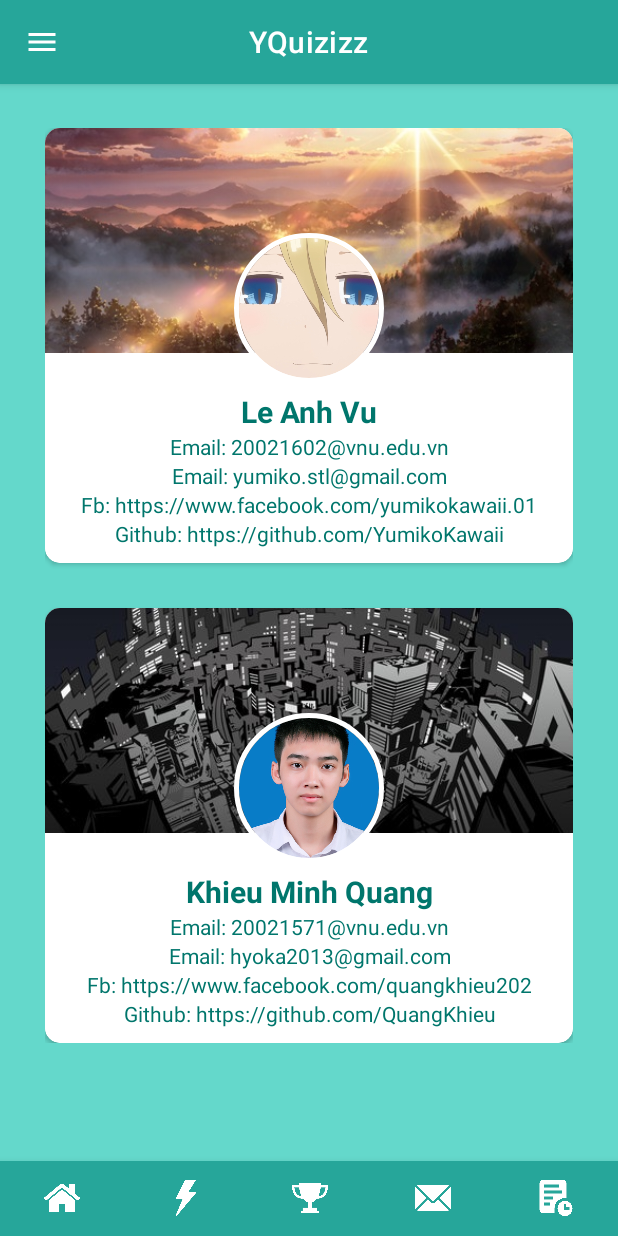
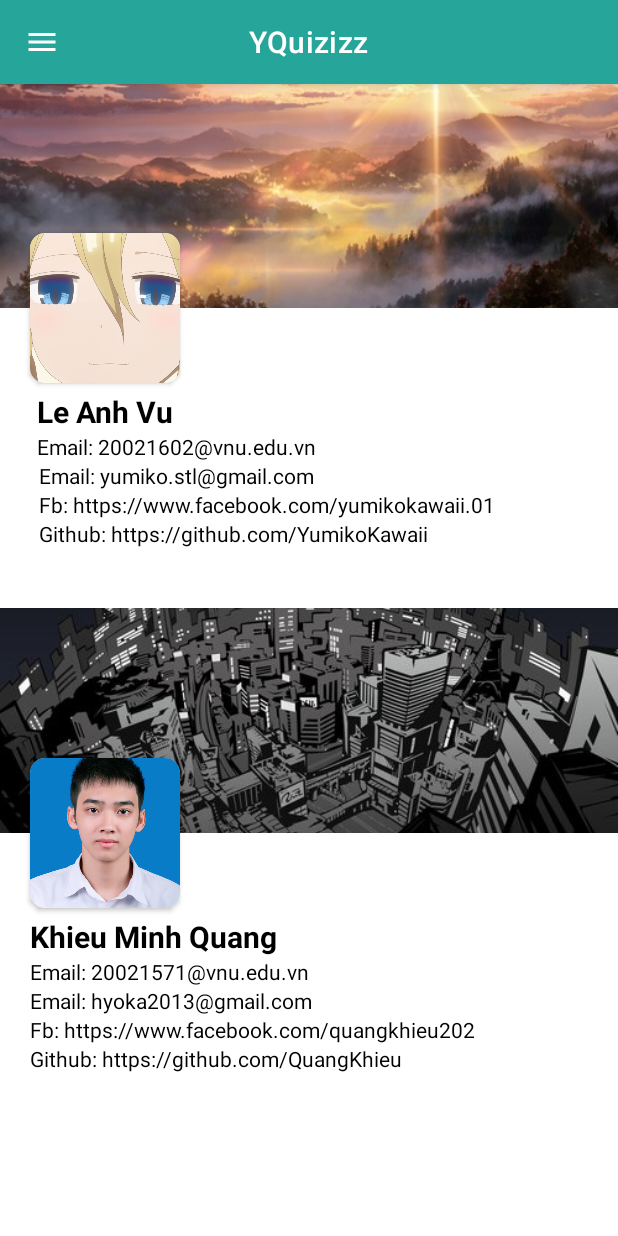
Before and after one commit to YumikoKawaii/YQuizizz, an Android app: the MainActivity screen opened directly, with no data from a screen before it, in the side drawer, after a tap on "About Us", on a phone screen of 412 x 824 dp. Run offline under Robolectric (Android 15) with nearby library versions, the phone set to English and light mode, and no system bars.

Commit message:
Modify some UX

```diff
--- a/YQuizizz/app/src/main/java/com/example/yquizizz/MainActivity.java
+++ b/YQuizizz/app/src/main/java/com/example/yquizizz/MainActivity.java
@@ -71,11 +71,10 @@ public class MainActivity extends AppCompatActivity implements SubmitIdea.setToH
             @Override
             public boolean onNavigationItemSelected(@NonNull MenuItem item) {
 
-                drawerLayout.closeDrawer((GravityCompat.START));
-                setCheckableBottomNav();
+                //drawerLayout.closeDrawer((GravityCompat.START));
 
                 if (!item.isChecked()) {
-                    uncheckAllItemNavDrawer();
+                    //uncheckNavDrawer();
                     cancelAllTimer();
                     switch (item.getItemId()) {
                         case R.id.dashboard:
@@ -96,6 +95,7 @@ public class MainActivity extends AppCompatActivity implements SubmitIdea.setToH
                             break;
                     }
                 }
+
                 return true;
             }
         });
@@ -104,15 +104,22 @@ public class MainActivity extends AppCompatActivity implements SubmitIdea.setToH
             @Override
             public boolean onNavigationItemSelected(@NonNull MenuItem item) {
 
-                setCheckableNavDrawer();
+                bottomNavigationView.setVisibility(View.INVISIBLE);
                 if (!item.isChecked()) {
-
-                    uncheckAllItemBottomNav();
 
                     cancelAllTimer();
                     if (drawerLayout.isDrawerOpen(GravityCompat.START))
                         drawerLayout.closeDrawer(GravityCompat.START);
                     switch (item.getItemId()) {
+
+                        case R.id.home:
+                            if (bottomNavigationView.getMenu().getItem(0).isChecked()) {
+                                replaceFragment(new Home());
+                            } else {
+                                bottomNavigationView.setSelectedItemId(R.id.dashboard);
+                            }
+                            bottomNavigationView.setVisibility(View.VISIBLE);
+                            break;
 
                         case R.id.logOut:
                             deleteData();
@@ -130,7 +137,7 @@ public class MainActivity extends AppCompatActivity implements SubmitIdea.setToH
                     }
                 }
 
-                return true;
+                return false;
             }
         });
 
@@ -179,36 +186,19 @@ public class MainActivity extends AppCompatActivity implements SubmitIdea.setToH
         startActivity(intent);
     }
 
-    private void uncheckAllItemBottomNav() {
-        for (int i = 0;i < bottomNavigationView.getMenu().size();i++) {
-            bottomNavigationView.getMenu().getItem(i).setCheckable(false).setChecked(false);
-        }
-    }
-
-    private void setCheckableBottomNav() {
-        for (int i = 0;i < bottomNavigationView.getMenu().size();i++) {
-            bottomNavigationView.getMenu().getItem(i).setCheckable(true);
-        }
-    }
-
-    private void uncheckAllItemNavDrawer() {
-        for (int i = 0;i < navigationView.getMenu().size();i++) {
-            navigationView.getMenu().getItem(i).setCheckable(false).setChecked(false);
-        }
-    }
-
-    private void setCheckableNavDrawer() {
-        for (int i = 0;i < navigationView.getMenu().size();i++) {
-            navigationView.getMenu().getItem(i).setCheckable(true);
-        }
-    }
-
     @Override
     public void isGoToHome(boolean home) {
         runOnUiThread(new Runnable() {
             @Override
             public void run() {
-                if (home) bottomNavigationView.setSelectedItemId(R.id.dashboard);
+                if (home) {
+                    if (bottomNavigationView.getMenu().getItem(0).isChecked()) {
+                        replaceFragment(new Home());
+                    } else {
+                        bottomNavigationView.setSelectedItemId(R.id.dashboard);
+                    }
+                    bottomNavigationView.setVisibility(View.VISIBLE);
+                }
             }
         });
 
--- a/YQuizizz/app/src/main/java/com/example/yquizizz/mainActivity/submitIdea/SubmitIdea.java
+++ b/YQuizizz/app/src/main/java/com/example/yquizizz/mainActivity/submitIdea/SubmitIdea.java
@@ -56,6 +56,8 @@ public class SubmitIdea extends Fragment {
     public View onCreateView(LayoutInflater inflater, ViewGroup container,
                              Bundle savedInstanceState) {
         View view = inflater.inflate(R.layout.fragment_submit_idea, container, false);
+
+        set.isGoToHome(false);
 
         userIdea = view.findViewById(R.id.userIdea);
         submitBtn = view.findViewById(R.id.submitIdeaBtn);
--- /dev/null
+++ b/YQuizizz/app/src/main/res/color/drawer_item.xml
@@ -0,0 +1,5 @@
+<?xml version="1.0" encoding="utf-8"?>
+<selector xmlns:android="http://schemas.android.com/apk/res/android">
+    <item android:color="@color/yellow_1" android:state_checked="true" />
+    <item android:color="@color/white" />
+</selector>
--- a/YQuizizz/app/src/main/res/layout/activity_main.xml
+++ b/YQuizizz/app/src/main/res/layout/activity_main.xml
@@ -63,9 +63,9 @@
             android:layout_gravity="start"
             android:background="#26a69a"
             app:headerLayout="@layout/header_drawer"
-            app:itemIconTint="@drawable/item_tint"
+            app:itemIconTint="@color/drawer_item"
             app:itemRippleColor="#64d8cb"
-            app:itemTextColor="@color/white"
+            app:itemTextColor="@color/drawer_item"
             app:menu="@menu/nav_drawer_menu" />
     </androidx.drawerlayout.widget.DrawerLayout>
 
--- a/YQuizizz/app/src/main/res/layout/fragment_about_us.xml
+++ b/YQuizizz/app/src/main/res/layout/fragment_about_us.xml
@@ -4,7 +4,6 @@
     xmlns:tools="http://schemas.android.com/tools"
     android:layout_width="match_parent"
     android:layout_height="match_parent"
-    android:background="#64d8cb"
     tools:context=".mainActivity.aboutUs.AboutUs">
 
     <ScrollView
@@ -13,20 +12,12 @@
 
        <androidx.constraintlayout.widget.ConstraintLayout
            android:layout_width="match_parent"
-            android:layout_height="match_parent"
-            android:padding="30dp">
+           android:layout_height="wrap_content">
 
-            <androidx.cardview.widget.CardView
-                android:id="@+id/yumiko_dev"
+           <androidx.constraintlayout.widget.ConstraintLayout
+               android:id="@+id/yumiko_dev_info"
                android:layout_width="match_parent"
                android:layout_height="wrap_content"
-                app:cardCornerRadius="10dp"
-                app:layout_constraintTop_toTopOf="parent">
-
-                <androidx.constraintlayout.widget.ConstraintLayout
-                    android:layout_width="match_parent"
-                    android:layout_height="wrap_content"
-                    android:background="@drawable/dev_info_bg"
                android:paddingBottom="10dp"
                app:layout_constraintTop_toTopOf="parent">
 
@@ -39,17 +30,21 @@
                    app:layout_constraintTop_toTopOf="parent"
                    tools:layout_editor_absoluteX="10dp" />
 
-                    <de.hdodenhof.circleimageview.CircleImageView
-                        android:id="@+id/circleImageView3"
+               <androidx.cardview.widget.CardView
+                   android:id="@+id/yumiko_dev_avt"
                    android:layout_width="100dp"
                    android:layout_height="100dp"
-                        android:layout_marginTop="70dp"
-                        android:src="@mipmap/yumiko"
-                        app:civ_border_color="@color/white"
-                        app:civ_border_width="3dp"
-                        app:layout_constraintEnd_toEndOf="parent"
+                   app:layout_constraintTop_toTopOf="parent"
                    app:layout_constraintStart_toStartOf="parent"
-                        app:layout_constraintTop_toTopOf="parent" />
+                   android:layout_marginTop="100dp"
+                   android:layout_marginStart="20dp"
+                   app:cardCornerRadius="10dp">
+
+                   <ImageView
+                       android:layout_width="match_parent"
+                       android:layout_height="match_parent"
+                       android:src="@mipmap/yumiko"/>
+               </androidx.cardview.widget.CardView>
 
 
                <TextView
@@ -58,20 +53,19 @@
                    android:layout_height="wrap_content"
                    android:layout_marginTop="5dp"
                    android:text="Le Anh Vu"
-                        android:textColor="#00766c"
+                   android:textColor="@color/black"
                    android:textSize="20sp"
                    android:textStyle="bold"
-                        app:layout_constraintEnd_toEndOf="@+id/circleImageView3"
-                        app:layout_constraintStart_toStartOf="@+id/circleImageView3"
-                        app:layout_constraintTop_toBottomOf="@id/circleImageView3" />
+                   app:layout_constraintEnd_toEndOf="@+id/yumiko_dev_avt"
+                   app:layout_constraintStart_toStartOf="@+id/yumiko_dev_avt"
+                   app:layout_constraintTop_toBottomOf="@+id/yumiko_dev_avt" />
 
                <TextView
                    android:id="@id/textView20"
                    android:layout_width="wrap_content"
                    android:layout_height="wrap_content"
                    android:text="Email: 20021602@vnu.edu.vn"
-                        android:textColor="#00766c"
-                        app:layout_constraintEnd_toEndOf="@+id/textView18"
+                   android:textColor="@color/black"
                    app:layout_constraintStart_toStartOf="@+id/textView18"
                    app:layout_constraintTop_toBottomOf="@+id/textView18" />
 
@@ -80,7 +74,7 @@
                    android:layout_width="wrap_content"
                    android:layout_height="wrap_content"
                    android:text="Email: yumiko.stl@gmail.com"
-                        android:textColor="#00766c"
+                   android:textColor="@color/black"
                    app:layout_constraintEnd_toEndOf="@+id/textView20"
                    app:layout_constraintStart_toStartOf="@+id/textView20"
                    app:layout_constraintTop_toBottomOf="@+id/textView20" />
@@ -90,8 +84,7 @@
                    android:layout_width="wrap_content"
                    android:layout_height="wrap_content"
                    android:text="Fb: https://www.facebook.com/yumikokawaii.01"
-                        android:textColor="#00766c"
-                        app:layout_constraintEnd_toEndOf="@id/textView21"
+                   android:textColor="@color/black"
                    app:layout_constraintStart_toStartOf="@+id/textView21"
                    app:layout_constraintTop_toBottomOf="@+id/textView21" />
 
@@ -99,27 +92,18 @@
                    android:layout_width="wrap_content"
                    android:layout_height="wrap_content"
                    android:text="Github: https://github.com/YumikoKawaii"
-                        android:textColor="#00766c"
-                        app:layout_constraintEnd_toEndOf="@+id/textView19"
+                   android:textColor="@color/black"
                    app:layout_constraintStart_toStartOf="@+id/textView19"
                    app:layout_constraintTop_toBottomOf="@+id/textView19" />
 
            </androidx.constraintlayout.widget.ConstraintLayout>
-            </androidx.cardview.widget.CardView>
 
-            <androidx.cardview.widget.CardView
-                android:id="@+id/kmq_dev"
+           <androidx.constraintlayout.widget.ConstraintLayout
+               app:layout_constraintTop_toBottomOf="@id/yumiko_dev_info"
                android:layout_width="match_parent"
                android:layout_height="wrap_content"
-                android:layout_marginTop="30dp"
-                app:layout_constraintTop_toBottomOf="@+id/yumiko_dev"
-                app:cardCornerRadius="10dp">
-
-                <androidx.constraintlayout.widget.ConstraintLayout
-                    android:layout_width="match_parent"
-                    android:layout_height="wrap_content"
-                    android:background="@drawable/dev_info_bg"
-                    android:paddingBottom="10dp">
+               android:paddingBottom="10dp"
+               android:layout_marginTop="30dp">
 
                <ImageView
                    android:id="@+id/imageView1"
@@ -129,17 +113,24 @@
                    android:src="@mipmap/kmq_bg"
                    app:layout_constraintTop_toTopOf="parent" />
 
-                    <de.hdodenhof.circleimageview.CircleImageView
-                        android:id="@+id/circleImageView4"
+               <androidx.cardview.widget.CardView
+                   android:id="@+id/kmq_dev_avt"
                    android:layout_width="100dp"
                    android:layout_height="100dp"
-                        android:layout_marginTop="70dp"
+                   app:cardCornerRadius="10dp"
+                   app:layout_constraintTop_toTopOf="parent"
+                   app:layout_constraintStart_toStartOf="parent"
+                   android:layout_marginTop="100dp"
+                   android:layout_marginStart="20dp">
+
+                   <ImageView
+                       android:layout_width="match_parent"
+                       android:layout_height="match_parent"
                        android:src="@mipmap/kmq_dev"
-                        app:civ_border_color="@color/white"
-                        app:civ_border_width="3dp"
-                        app:layout_constraintEnd_toEndOf="parent"
-                        app:layout_constraintStart_toStartOf="parent"
-                        app:layout_constraintTop_toTopOf="parent" />
+                       android:scaleType="centerCrop"/>
+
+
+               </androidx.cardview.widget.CardView>
 
 
                <TextView
@@ -148,20 +139,18 @@
                    android:layout_height="wrap_content"
                    android:layout_marginTop="5dp"
                    android:text="Khieu Minh Quang"
-                        android:textColor="#00766c"
+                   android:textColor="@color/black"
                    android:textSize="20sp"
                    android:textStyle="bold"
-                        app:layout_constraintEnd_toEndOf="@+id/circleImageView4"
-                        app:layout_constraintStart_toStartOf="@+id/circleImageView4"
-                        app:layout_constraintTop_toBottomOf="@id/circleImageView4" />
+                   app:layout_constraintStart_toStartOf="@id/kmq_dev_avt"
+                   app:layout_constraintTop_toBottomOf="@id/kmq_dev_avt" />
 
                <TextView
                    android:id="@id/textView23"
                    android:layout_width="wrap_content"
                    android:layout_height="wrap_content"
                    android:text="Email: 20021571@vnu.edu.vn"
-                        android:textColor="#00766c"
-                        app:layout_constraintEnd_toEndOf="@+id/textView22"
+                   android:textColor="@color/black"
                    app:layout_constraintStart_toStartOf="@+id/textView22"
                    app:layout_constraintTop_toBottomOf="@+id/textView22" />
 
@@ -170,8 +159,7 @@
                    android:layout_width="wrap_content"
                    android:layout_height="wrap_content"
                    android:text="Email: hyoka2013@gmail.com"
-                        android:textColor="#00766c"
-                        app:layout_constraintEnd_toEndOf="@+id/textView23"
+                   android:textColor="@color/black"
                    app:layout_constraintStart_toStartOf="@+id/textView23"
                    app:layout_constraintTop_toBottomOf="@+id/textView23" />
 
@@ -180,8 +168,7 @@
                    android:layout_width="wrap_content"
                    android:layout_height="wrap_content"
                    android:text="Fb: https://www.facebook.com/quangkhieu202"
-                        android:textColor="#00766c"
-                        app:layout_constraintEnd_toEndOf="@id/textView24"
+                   android:textColor="@color/black"
                    app:layout_constraintStart_toStartOf="@+id/textView24"
                    app:layout_constraintTop_toBottomOf="@+id/textView24" />
 
@@ -189,13 +176,11 @@
                    android:layout_width="wrap_content"
                    android:layout_height="wrap_content"
                    android:text="Github: https://github.com/QuangKhieu"
-                        android:textColor="#00766c"
-                        app:layout_constraintEnd_toEndOf="@+id/textView25"
+                   android:textColor="@color/black"
                    app:layout_constraintStart_toStartOf="@+id/textView25"
                    app:layout_constraintTop_toBottomOf="@+id/textView25" />
 
            </androidx.constraintlayout.widget.ConstraintLayout>
-            </androidx.cardview.widget.CardView>
 
        </androidx.constraintlayout.widget.ConstraintLayout>
     </ScrollView>
--- a/YQuizizz/app/src/main/res/menu/nav_drawer_menu.xml
+++ b/YQuizizz/app/src/main/res/menu/nav_drawer_menu.xml
@@ -2,6 +2,11 @@
 <menu xmlns:android="http://schemas.android.com/apk/res/android">
 
     <group android:checkableBehavior="single">
+
+        <item
+            android:id="@+id/home"
+            android:icon="@mipmap/home"
+            android:title="Home"/>
 
         <item
             android:id="@+id/setting"
--- a/YQuizizz/app/src/main/res/values/themes.xml
+++ b/YQuizizz/app/src/main/res/values/themes.xml
@@ -12,6 +12,7 @@
         <!-- Status bar color. -->
         <item name="android:statusBarColor">?attr/colorPrimaryVariant</item>
         <!-- Customize your theme here. -->
+        <item name="android:colorEdgeEffect">#e0f2f1</item>
     </style>
 
 </resources>
```
Lines whose indentation alone changed are shown as unchanged.
